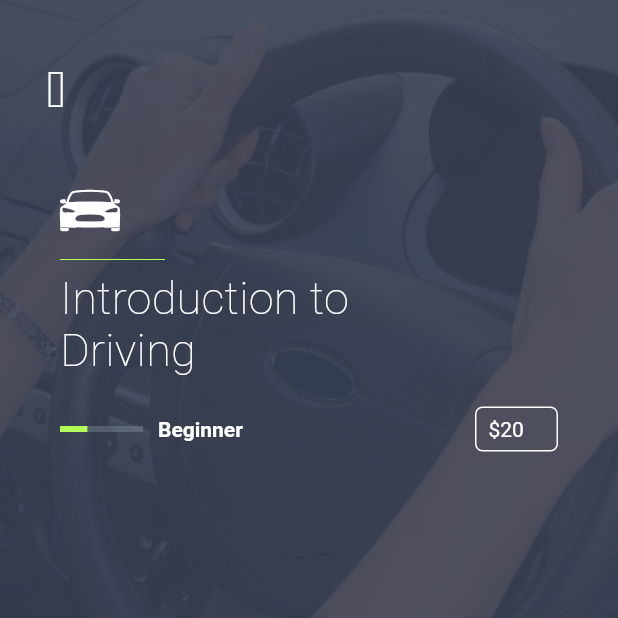
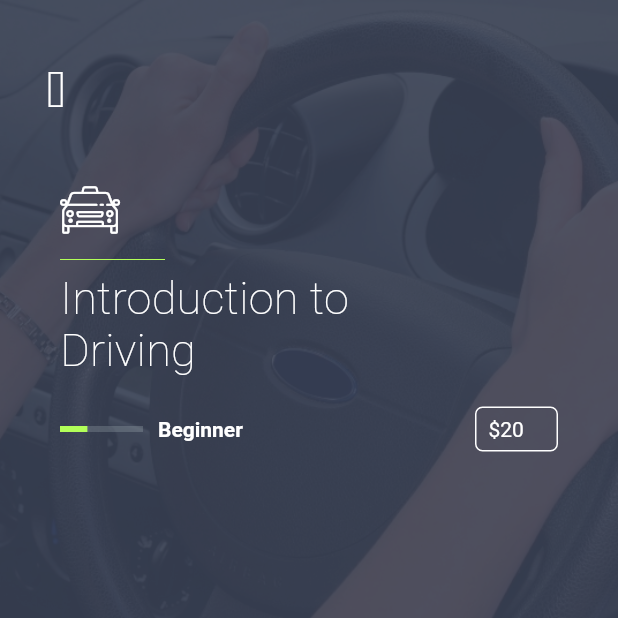
Before and after one commit to emmanuelsw/list_ui, a Flutter app: the screen it shows after launch, after a tap on "Introduction to Driving", on a phone screen of 412 x 824 dp, the top half of it. Run offline on Flutter 3.47's test engine with Material 2 defaults, Android fonts, the phone set to English and light mode, and no system bars.

Commit message:
Custom icons

```diff
--- /dev/null
+++ b/lib/data/car_icons.dart
@@ -0,0 +1,29 @@
+/// Flutter icons CarIcons
+/// Copyright (C) 2019 by original authors @ fluttericon.com, fontello.com
+/// This font was generated by FlutterIcon.com, which is derived from Fontello.
+///
+/// To use this font, place it in your fonts/ directory and include the
+/// following in your pubspec.yaml
+///
+/// flutter:
+///   fonts:
+///    - family:  CarIcons
+///      fonts:
+///       - asset: fonts/CarIcons.ttf
+///
+///
+///
+import 'package:flutter/widgets.dart';
+
+class CarIcons {
+  CarIcons._();
+
+  static const _kFontFam = 'CarIcons';
+
+  static const IconData taxi = const IconData(0xe800, fontFamily: _kFontFam);
+  static const IconData parking = const IconData(0xe801, fontFamily: _kFontFam);
+  static const IconData brake = const IconData(0xe802, fontFamily: _kFontFam);
+  static const IconData steering_wheel = const IconData(0xe803, fontFamily: _kFontFam);
+  static const IconData car = const IconData(0xe804, fontFamily: _kFontFam);
+  static const IconData cab = const IconData(0xe805, fontFamily: _kFontFam);
+}
--- a/lib/detail_page.dart
+++ b/lib/detail_page.dart
@@ -1,4 +1,5 @@
 import 'package:beautiful_list/model/lesson.dart';
+import 'package:beautiful_list/data/car_icons.dart';
 import 'package:flutter/material.dart';
 import 'package:flutter/cupertino.dart';
 
@@ -83,11 +84,7 @@ class DetailPage extends StatelessWidget {
       children: <Widget>[
         SizedBox(height: 80.0),
         Icon(
-          IconData(
-            0xF2C1,
-            fontFamily: CupertinoIcons.iconFont,
-            fontPackage: CupertinoIcons.iconFontPackage,
-          ),
+          CarIcons.taxi,
           color: Colors.white,
           size: 40.0,
         ),
--- a/lib/list_card.dart
+++ b/lib/list_card.dart
@@ -2,6 +2,7 @@ import 'package:beautiful_list/model/lesson.dart';
 import 'package:beautiful_list/detail_page.dart';
 import 'package:flutter/material.dart';
 import 'package:flutter/cupertino.dart';
+import 'package:beautiful_list/data/car_icons.dart';
 
 class ListCard extends StatelessWidget {
   final Lesson lesson;
@@ -20,11 +21,7 @@ class ListCard extends StatelessWidget {
           ),
         ),
         child: Icon(
-          IconData(
-            0xF2C1,
-            fontFamily: CupertinoIcons.iconFont,
-            fontPackage: CupertinoIcons.iconFontPackage,
-          ),
+          CarIcons.taxi,
           color: Colors.white,
           size: 30.0,
         ),
```
Also changed, not shown: pubspec.yaml (+4 -4 lines), fonts/CarIcons.ttf (added), 2 other files.
